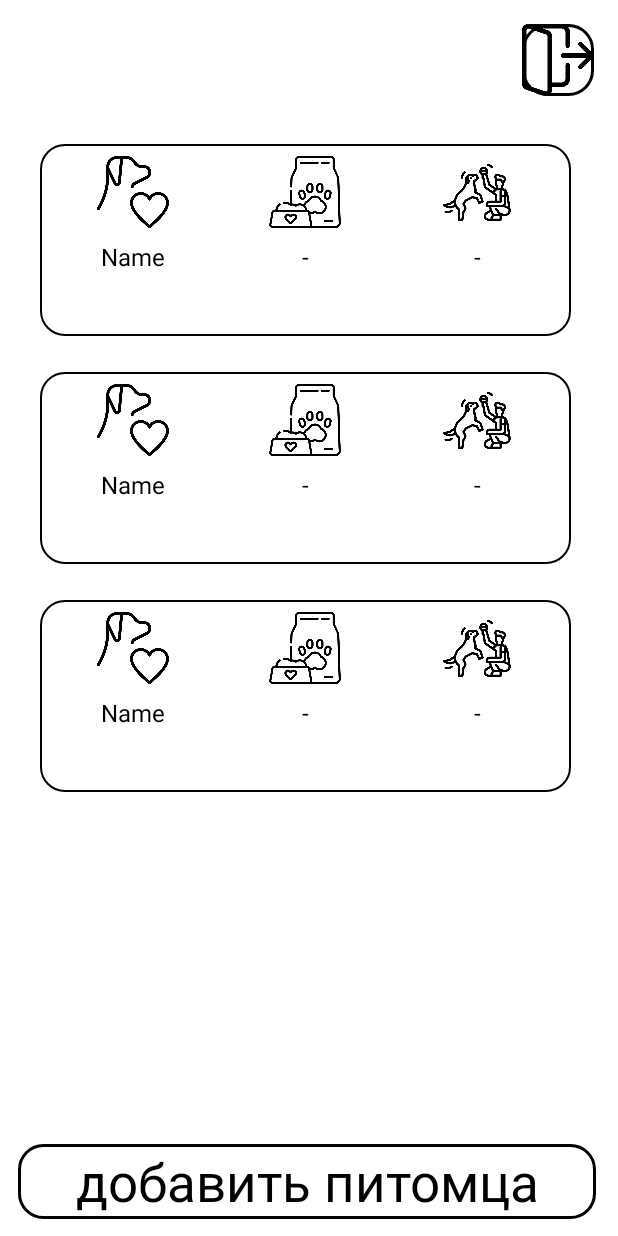
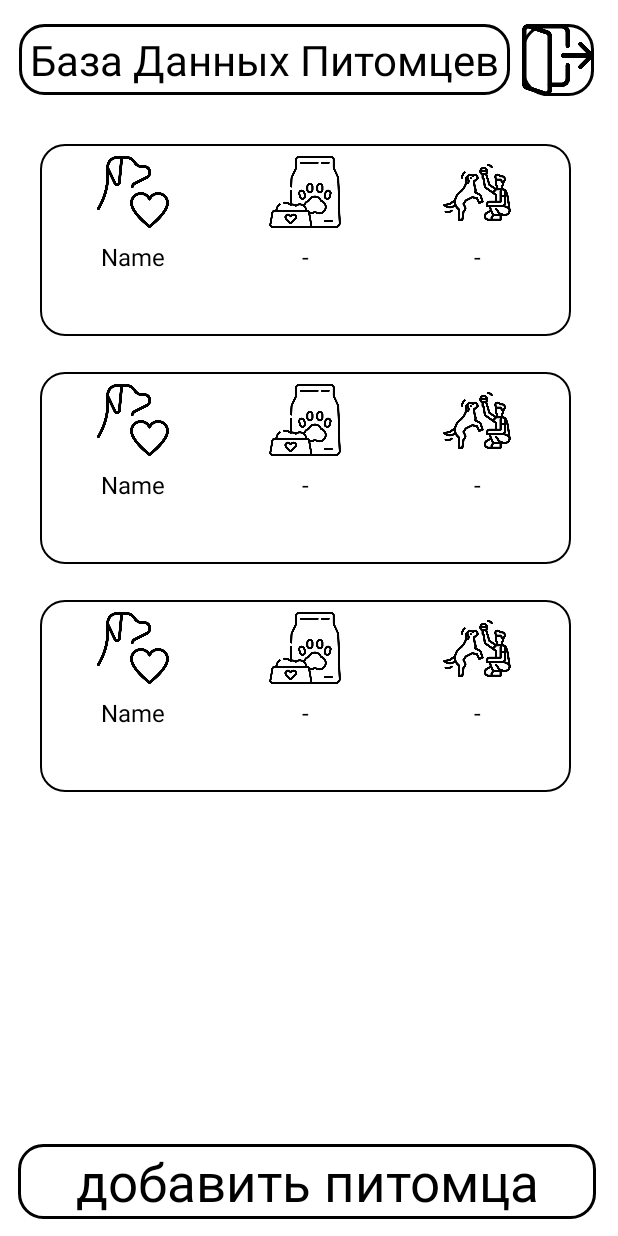
Before and after one commit to Starkonstar/kursa4, an Android app: the layout main_menu.xml on its own in the app's theme, with its tools: preview values and no code run, on a phone screen of 412 x 824 dp. Run offline under Robolectric (Android 15) with nearby library versions, the phone set to English and light mode, and no system bars.

Commit message:
DB Dogs(name,breed,age)

```diff
--- a/app/src/main/java/com/example/dogwalk/Backend/Database/FireBaseCmd.java
+++ b/app/src/main/java/com/example/dogwalk/Backend/Database/FireBaseCmd.java
@@ -161,12 +161,13 @@ public class FireBaseCmd {
                     }
                 });
         for(int i=0;i<dog.stats.size();i++){
+
             db.collection("Users").document(Objects.requireNonNull(currentUser.getEmail())).collection("Dogs").document(dog.getId()).collection("Stats").document(dog.stats.get(i).getDate())
                     .collection("DayStats").get().addOnCompleteListener(task -> {
                         if (task.isSuccessful()) {
                             //List<Map<String, Object>> dogsToReturn = new ArrayList<>();
                             for (QueryDocumentSnapshot document : Objects.requireNonNull(task.getResult())) {
-                                UpdateDogStats2(dog, document.getData());
+                               // UpdateDogStats2(dog, document.getData());
                             }
                         } else {
                             Log.w("", "Error getting documents.", task.getException());
--- a/app/src/main/res/layout/main_menu.xml
+++ b/app/src/main/res/layout/main_menu.xml
@@ -49,6 +49,31 @@
         app:layout_constraintTop_toBottomOf="@+id/frameLayout"
         app:layout_constraintVertical_bias="0.895" />
 
+    <Button
+        android:id="@+id/DBonCl"
+        style="@android:style/Widget.Button"
+        android:layout_width="327dp"
+        android:layout_height="47dp"
+        android:layout_gravity="center"
+        android:layout_marginTop="16dp"
+        android:background="@drawable/square_black"
+        android:gravity="center"
+        android:minWidth="48dip"
+        android:minHeight="48dip"
+        android:onClick="DBonClick"
+        android:text="База Данных Питомцев"
+        android:textAlignment="center"
+        android:textAppearance="@style/TextAppearance.AppCompat.Medium"
+        android:textColor="@color/black"
+        android:textSize="28sp"
+        android:visibility="visible"
+        app:layout_constraintBottom_toTopOf="@+id/frameLayout"
+        app:layout_constraintEnd_toStartOf="@+id/logoutButton"
+        app:layout_constraintHorizontal_bias="0.6"
+        app:layout_constraintStart_toStartOf="parent"
+        app:layout_constraintTop_toTopOf="parent"
+        app:layout_constraintVertical_bias="0.0" />
+
     <FrameLayout
         android:id="@+id/frameLayout"
         android:layout_width="418dp"
@@ -57,7 +82,8 @@
         app:layout_constraintEnd_toEndOf="parent"
         app:layout_constraintHorizontal_bias="1.0"
         app:layout_constraintStart_toStartOf="parent"
-        app:layout_constraintTop_toBottomOf="@+id/logoutButton">
+        app:layout_constraintTop_toBottomOf="@+id/logoutButton"
+        android:background="@drawable/love_splash">
 
         <LinearLayout
             android:id="@+id/linear_layout"
--- a/app/src/main/res/layout/statistics.xml
+++ b/app/src/main/res/layout/statistics.xml
@@ -23,14 +23,14 @@
             <TextView
                 android:id="@+id/dogName"
                 android:layout_width="385dp"
-                android:layout_height="wrap_content"
+                android:layout_height="10dp"
                 android:layout_gravity="center"
                 android:layout_weight="1"
                 android:paddingTop="30dp"
                 android:text="Записи по датам :"
                 android:textAlignment="center"
                 android:textColor="@color/black"
-                android:textSize="16sp" />
+                android:textSize="40sp" />
 
             <ListView
                 android:id="@+id/dayStatistics"
```
Also changed, not shown: app/src/main/java/com/example/dogwalk/MainMenu.java (+12 -0 lines).
